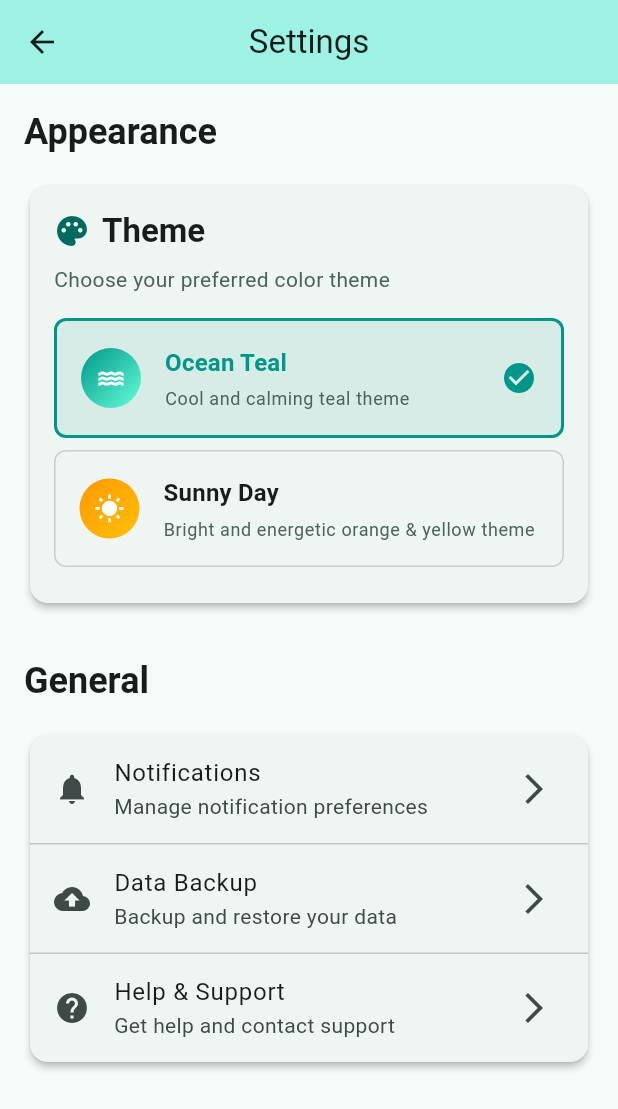
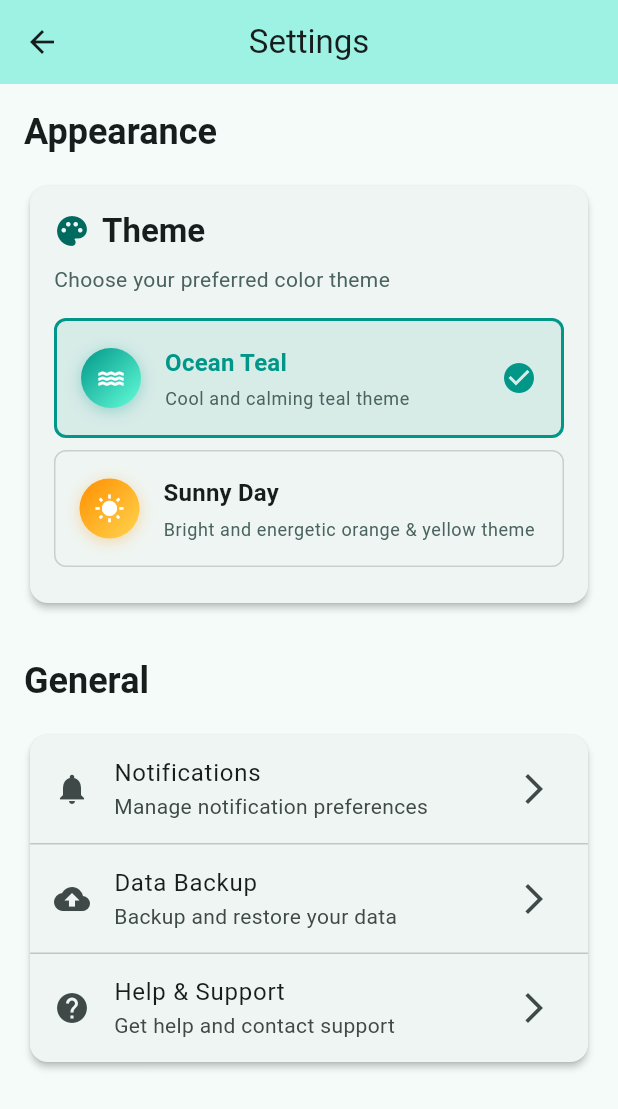
Before and after one commit to Agnelia/2do, a Flutter app: the SettingsScreen screen opened directly, on a phone screen of 412 x 824 dp. Shown: the top 1109 px of the screen. Run offline on Flutter 3.47's test engine with Material 3 defaults, Android fonts, the phone set to English and light mode, and no system bars; our stand-ins replace fl_chart, shared_preferences; accounts and stored records are empty.

Commit message:
Enhance sunny day theme with vibrant colors and add category color theming
Co-authored-by: Agnelia <13274789+Agnelia@users.noreply.github.com>

```diff
--- a/lib/providers/theme_provider.dart
+++ b/lib/providers/theme_provider.dart
@@ -87,4 +87,7 @@ class ThemeProvider extends ChangeNotifier {
 
   // Get secondary color for current theme
   Color get secondaryColor => ThemeConfig.getSecondaryColor(_currentTheme);
+
+  // Get category colors for current theme
+  Map<String, Color> get categoryColors => AppConstants.getCategoryColors(_currentTheme);
 }
--- a/lib/screens/settings_screen.dart
+++ b/lib/screens/settings_screen.dart
@@ -144,6 +144,13 @@ class SettingsScreen extends StatelessWidget {
                     end: Alignment.bottomRight,
                   ),
                   borderRadius: BorderRadius.circular(20),
+                  boxShadow: [
+                    BoxShadow(
+                      color: primaryColor.withOpacity(0.3),
+                      blurRadius: 8,
+                      offset: const Offset(0, 2),
+                    ),
+                  ],
                 ),
                 child: Icon(
                   themeIcon,
--- a/lib/utils/constants.dart
+++ b/lib/utils/constants.dart
@@ -1,4 +1,10 @@
 import 'package:flutter/material.dart';
+
+// Theme Enums
+enum AppThemeType {
+  teal,
+  sunnyDay,
+}
 
 class AppConstants {
   // App Information
@@ -30,6 +36,27 @@ class AppConstants {
     'Mental Health': Colors.teal,
     'Other': Colors.grey,
   };
+
+  // Sunny Day Category Colors - brighter variants
+  static const Map<String, Color> sunnyCategoryColors = {
+    'Medication': Color(0xFFE91E63), // Pink 500
+    'Exercise': Color(0xFFFF5722), // Deep Orange 500
+    'Water': Color(0xFF2196F3), // Blue 500
+    'Sleep': Color(0xFF9C27B0), // Purple 500
+    'Nutrition': Color(0xFF4CAF50), // Green 500
+    'Mental Health': Color(0xFF00BCD4), // Cyan 500
+    'Other': Color(0xFF607D8B), // Blue Grey 500
+  };
+
+  // Get category colors based on theme
+  static Map<String, Color> getCategoryColors(AppThemeType theme) {
+    switch (theme) {
+      case AppThemeType.teal:
+        return categoryColors;
+      case AppThemeType.sunnyDay:
+        return sunnyCategoryColors;
+    }
+  }
 
   // Category Icons
   static const Map<String, IconData> categoryIcons = {
@@ -145,12 +172,6 @@ class AppConstants {
   static const int minCustomInterval = 1; // days
 }
 
-// Theme Enums
-enum AppThemeType {
-  teal,
-  sunnyDay,
-}
-
 // Theme Configuration
 class ThemeConfig {
   // Teal Theme Colors (original)
@@ -158,8 +179,8 @@ class ThemeConfig {
   static const Color tealSecondary = Colors.tealAccent;
 
   // Sunny Day Theme Colors
-  static const Color sunnyPrimary = Colors.orange;
-  static const Color sunnySecondary = Colors.amber;
+  static const Color sunnyPrimary = Color(0xFFFF8F00); // Amber 800 - more vibrant orange
+  static const Color sunnySecondary = Color(0xFFFFD54F); // Yellow 300 - bright sunny yellow
   static const Color sunnyAccent = Color(0xFFFFA726); // Orange 400
   static const Color sunnyHighlight = Color(0xFFFFC107); // Amber 600
 
```
Also changed, not shown: 1 other file.
